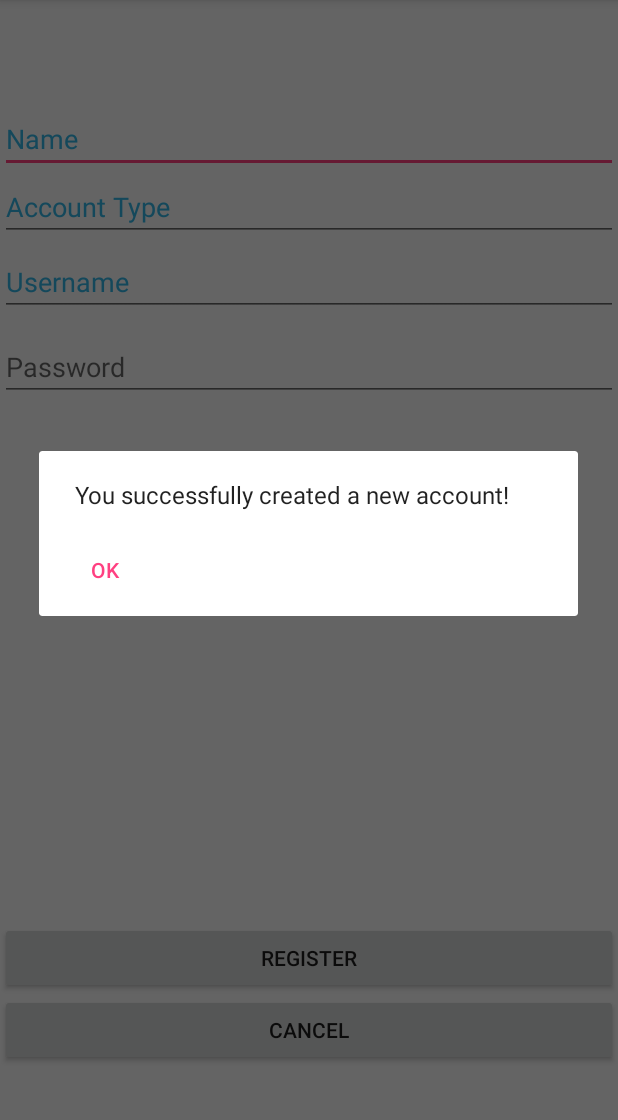
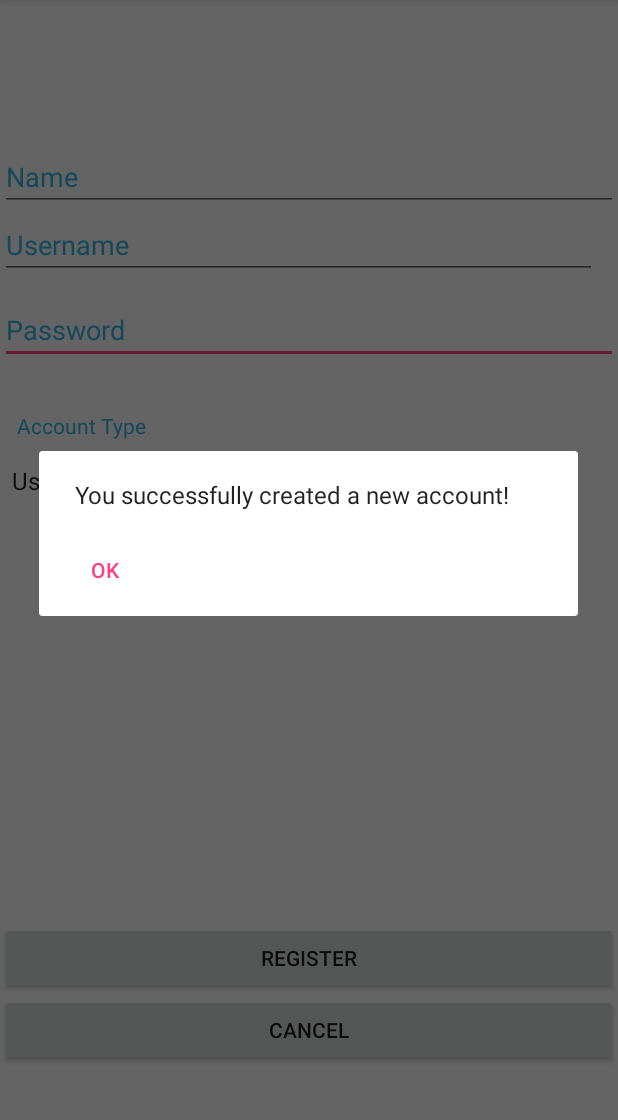
Before and after one commit to karentaub/2340-project, an Android app: the RegistrationActivity screen opened directly, with no data from a screen before it, after a tap on "REGISTER", on a phone screen of 412 x 824 dp, the part 84-1204 px from its top. Run offline under Robolectric (Android 15) with nearby library versions, the phone set to English and light mode, and no system bars; our stand-ins replace Firebase (no records; nobody signed in at launch, a user with empty details on screens opened directly).

Commit message:
updates in reg

```diff
--- a/WaterApp/app/src/main/java/com/example/alenpolakof/waterapp/RegistrationActivity.java
+++ b/WaterApp/app/src/main/java/com/example/alenpolakof/waterapp/RegistrationActivity.java
@@ -5,9 +5,11 @@ import android.content.DialogInterface;
 import android.os.Bundle;
 import android.support.v7.app.AppCompatActivity;
 import android.view.View;
+import android.widget.ArrayAdapter;
 import android.widget.Button;
 import android.content.Intent;
 import android.content.Context;
+import android.widget.Spinner;
 import android.widget.TextView;
 import com.google.firebase.database.FirebaseDatabase;
 import com.google.firebase.database.DatabaseReference;
@@ -17,6 +19,11 @@ import com.google.firebase.database.DatabaseReference;
  */
 
 public class RegistrationActivity extends AppCompatActivity{
+
+
+
+    private Spinner spinner;
+
     /**
      * this sets the layout for the registration page and
      * button functions
@@ -26,6 +33,17 @@ public class RegistrationActivity extends AppCompatActivity{
     protected void onCreate(Bundle savedInstanceState) {
         super.onCreate(savedInstanceState);
         setContentView(R.layout.activity_registration);
+
+        spinner = (Spinner) findViewById(R.id.spinner);
+
+
+        /*
+          Set up the adapter to display the allowable account types in the spinner
+         */
+        ArrayAdapter<String> adapter = new ArrayAdapter(this,android.R.layout.simple_spinner_item, Account.accountTypes);
+        adapter.setDropDownViewResource(android.R.layout.simple_spinner_dropdown_item);
+        spinner.setAdapter(adapter);
+
 
 
         //cancel button
@@ -52,18 +70,9 @@ public class RegistrationActivity extends AppCompatActivity{
                 TextView uname = (TextView) findViewById(R.id.username_registration_EditText);
                 String username = uname.getText().toString();
                 //usertype
-                TextView utype = (TextView) findViewById(R.id.account_type_EditText);
-                String typestring = utype.getText().toString();
-                char type = typestring.charAt(0);
-                int usertype = 0;
-                switch (type) { //set usertype depending on first letter in textbox
-                    case 'a' : usertype = -1;
-                        break;
-                    case 'm' : usertype = 2;
-                        break;
-                    case 'w' : usertype = 1;
-                        break;
-                }
+                String type = "User";
+                type = (String) spinner.getSelectedItem();
+
                 //password
                 TextView pass = (TextView) findViewById(R.id.password_registration_EditText);
                 String password = pass.getText().toString();
@@ -84,7 +93,7 @@ public class RegistrationActivity extends AppCompatActivity{
                 //if no conflict, successful registration
                 } else {
                     //add name username and password and type to TempDB list class
-                    TempDB.getTempDB().addUser(name, username, usertype, password);
+                    TempDB.getTempDB().addUser(name, username, type, password);
                     //create user object!!!
 
 
--- a/WaterApp/app/src/main/res/layout/activity_registration.xml
+++ b/WaterApp/app/src/main/res/layout/activity_registration.xml
@@ -4,35 +4,6 @@
                 android:layout_height="match_parent"
                 android:weightSum="1">
 
-
-    <EditText
-            android:hint="Name"
-            android:textColorHint="@android:color/holo_blue_light"
-            android:layout_width="match_parent"
-            android:layout_height="wrap_content"
-            android:id="@+id/name_registration_EditText"
-            android:layout_alignParentTop="true"
-            android:layout_alignParentStart="true"
-            android:layout_marginTop="70dp" />
-
-    <EditText
-            android:hint="Username"
-            android:textColorHint="@android:color/holo_blue_light"
-            android:layout_width="match_parent"
-            android:layout_height="wrap_content"
-            android:id="@+id/username_registration_EditText"
-            android:layout_below="@+id/name_registration_EditText"
-            android:layout_alignParentStart="true"
-            android:layout_marginTop="50dp" />
-
-    <EditText
-            android:hint="Account Type"
-            android:textColorHint="@android:color/holo_blue_light"
-            android:layout_width="match_parent"
-            android:layout_height="wrap_content"
-            android:id="@+id/account_type_EditText"
-            android:layout_below="@+id/name_registration_EditText"
-            android:layout_alignParentStart="true" />
 
     <Button
             android:text="Cancel"
@@ -52,6 +23,7 @@
     <EditText
             android:layout_width="match_parent"
             android:layout_height="wrap_content"
+            android:textColorHint="@android:color/holo_blue_light"
             android:inputType="textPassword"
             android:ems="10"
             android:id="@+id/password_registration_EditText"
@@ -59,4 +31,44 @@
             android:layout_below="@+id/username_registration_EditText"
             android:layout_centerHorizontal="true"
             android:layout_marginTop="11dp"/>
+
+
+    <Spinner
+        android:layout_width="match_parent"
+        android:layout_height="wrap_content"
+        android:id="@+id/spinner"
+        android:layout_below="@+id/textView2"
+        android:layout_alignParentEnd="true"
+        android:layout_marginEnd="14dp"
+        android:layout_marginTop="15dp" />
+
+    <EditText
+            android:hint="Username"
+            android:textColorHint="@android:color/holo_blue_light"
+            android:layout_width="match_parent"
+            android:layout_height="wrap_content"
+            android:id="@+id/username_registration_EditText"
+        android:layout_below="@+id/name_registration_EditText"
+        android:layout_alignEnd="@+id/spinner" />
+
+    <EditText
+        android:hint="Name"
+        android:textColorHint="@android:color/holo_blue_light"
+        android:layout_width="match_parent"
+        android:layout_height="wrap_content"
+        android:id="@+id/name_registration_EditText"
+        android:layout_marginTop="95dp"
+        android:layout_alignParentTop="true"
+        android:layout_alignParentStart="true" />
+
+    <TextView
+        android:text="Account Type"
+        android:textColor="@android:color/holo_blue_light"
+        android:layout_width="match_parent"
+        android:layout_height="wrap_content"
+        android:id="@+id/textView2"
+        android:layout_marginTop="31dp"
+        android:layout_below="@+id/password_registration_EditText"
+        android:layout_alignParentStart="true"
+        android:layout_marginStart="11dp" />
 </RelativeLayout>
```
Also changed, not shown: WaterApp/app/src/main/java/com/example/alenpolakof/waterapp/Account.java (+22 -31 lines), WaterApp/app/src/main/java/com/example/alenpolakof/waterapp/ProfileActivity.java (+38 -14 lines), WaterApp/app/src/main/java/com/example/alenpolakof/waterapp/TempDB.java (+10 -21 lines), WaterApp/app/src/main/res/layout/activity_profile.xml (+43 -23 lines).
